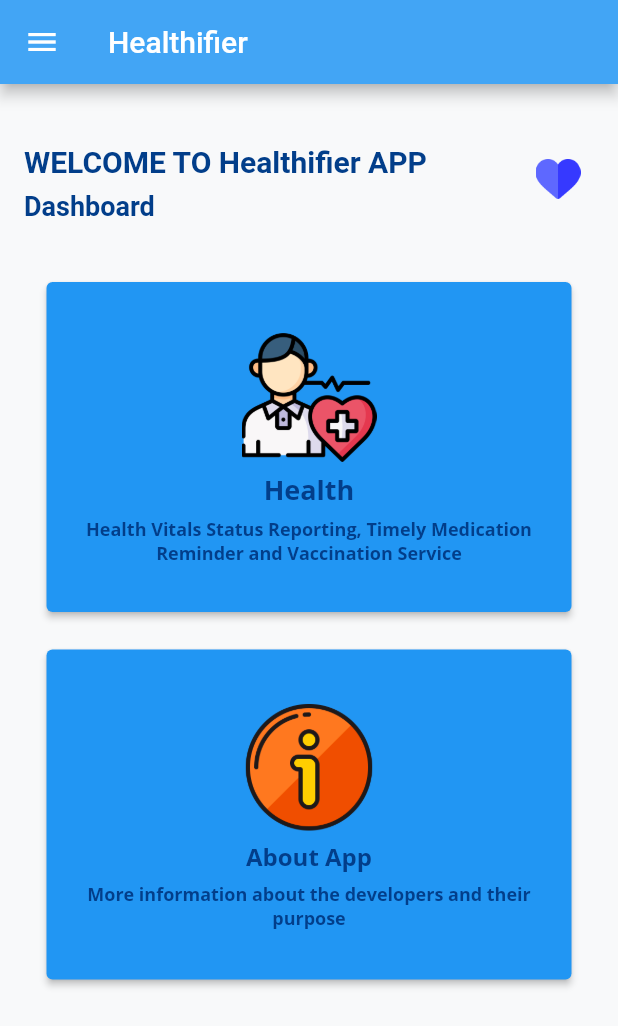
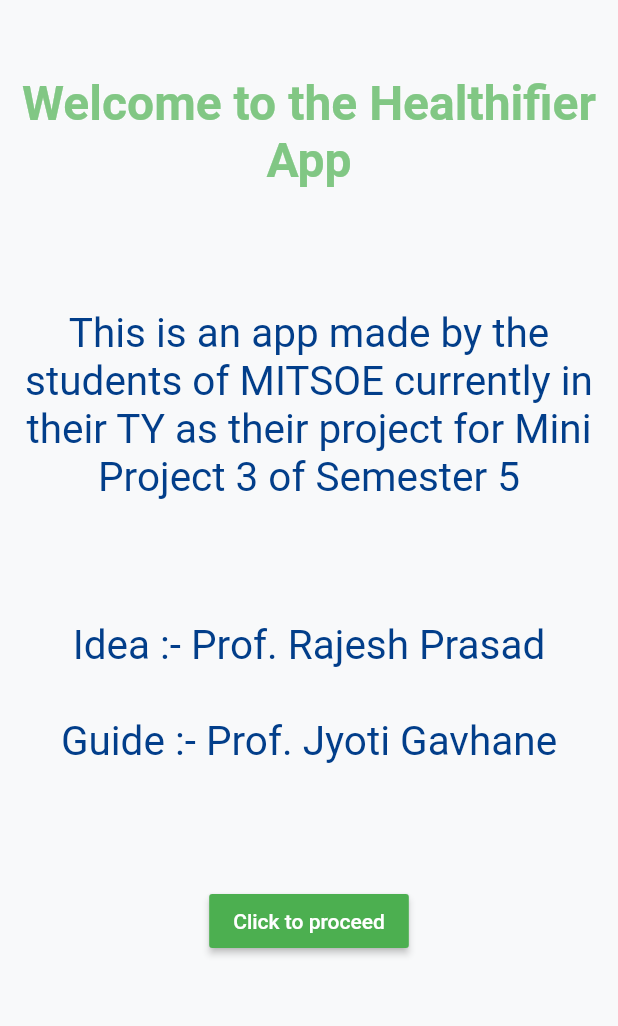
Before and after one commit to shivanisorte/Gruhini, a Flutter app: the screen it shows after launch, on a phone screen of 412 x 824 dp. Shown: the top 1026 px of the screen. Run offline on Flutter 3.47's test engine with Material 2 defaults, Android fonts, the phone set to English and light mode, and no system bars; our stand-ins replace google_fonts, shared_preferences.

Commit message:
Added intermediate screen to check for first time login

```diff
--- a/gruhini/lib/main.dart
+++ b/gruhini/lib/main.dart
@@ -4,6 +4,8 @@ import 'dart:async';
 import 'package:flutter/material.dart';
 import 'package:flutter/src/rendering/flex.dart';
 import 'package:google_fonts/google_fonts.dart';
+import 'package:shared_preferences/shared_preferences.dart';
+
 import 'AboutApp.dart';
 import 'VaccinationDashboard.dart';
 
@@ -23,8 +25,8 @@ class _MyHomePageState extends State<MyHomePage> {
     super.initState();
     Timer(
         Duration(seconds: 3),
-        () => Navigator.pushReplacement(
-            context, MaterialPageRoute(builder: (context) => SecondScreen())));
+        () => Navigator.pushReplacement(context,
+            MaterialPageRoute(builder: (context) => IntermediateScreen())));
   }
 
   @override
@@ -32,6 +34,85 @@ class _MyHomePageState extends State<MyHomePage> {
     return Container(
       color: Color(0xfff0f4ff),
       child: Image.asset('assets/images/homednobg.png'),
+    );
+  }
+}
+
+class IntermediateScreen extends StatelessWidget {
+  @override
+  Widget build(BuildContext context) {
+    return Scaffold(
+        backgroundColor: Color(0xfff8f9fa),
+        body: Column(
+          children: <Widget>[
+            SizedBox(
+              height: 50,
+            ),
+            Text(
+              "Welcome to the Healthifier App",
+              style: TextStyle(
+                color: Colors.green[300],
+                fontSize: 32,
+                fontWeight: FontWeight.bold,
+              ),
+              textAlign: TextAlign.center,
+            ),
+            SizedBox(
+              height: 80,
+            ),
+            Text(
+              "This is an app made by the students of MITSOE currently in their TY as their project for Mini Project 3 of Semester 5",
+              style: TextStyle(
+                color: Color(0xff023e8a),
+                fontSize: 27,
+              ),
+              textAlign: TextAlign.center,
+            ),
+            SizedBox(
+              height: 80,
+            ),
+            Text(
+              "Idea :- Prof. Rajesh Prasad\n\nGuide :- Prof. Jyoti Gavhane",
+              style: TextStyle(
+                color: Color(0xff023e8a),
+                fontSize: 27,
+              ),
+              textAlign: TextAlign.center,
+            ),
+            SizedBox(
+              height: 80,
+            ),
+            RaisedButton(
+                child: Text(
+                  "Click to proceed",
+                  style: TextStyle(color: Colors.white),
+                ),
+                color: Colors.green,
+                onPressed: () async {
+                  bool alreadyVisited = await getVisitedFlag();
+
+                  if (alreadyVisited) {
+                    Navigator.of(context).push(MaterialPageRoute(
+                        builder: (context) => SecondScreen()));
+                  } else {
+                    setVisitedFlag();
+                    Navigator.of(context).push(
+                        MaterialPageRoute(builder: (context) => LogInScreen()));
+                  }
+                })
+          ],
+        ));
+  }
+}
+
+class LogInScreen extends StatelessWidget {
+  @override
+  Widget build(BuildContext context) {
+    return Scaffold(
+      backgroundColor: Color(0xfff8f9fa),
+      appBar: AppBar(
+        title: Text("First Time Login"),
+      ),
     );
   }
 }
@@ -58,8 +139,8 @@ class SecondScreen extends StatelessWidget {
               children: <Widget>[
                 Column(
                   crossAxisAlignment: CrossAxisAlignment.start,
-                  children: <Widget>[
-                    Text("WELCOME TO Healthifier APP",
+                  children: const <Widget>[
+                    Text("WELCOME TO HEALTHIFIER APP",
                         style: TextStyle(
                             color: Color(0xff023e8a),
                             fontSize: 20,
@@ -257,3 +338,14 @@ class SecondScreen extends StatelessWidget {
     );
   }
 }
+
+setVisitedFlag() async {
+  SharedPreferences preferences = await SharedPreferences.getInstance();
+  preferences.setBool("alreadyVisited", true);
+}
+
+getVisitedFlag() async {
+  SharedPreferences preferences = await SharedPreferences.getInstance();
+  bool alreadyVisited = preferences.getBool("alreadyVisited") ?? false;
+  return alreadyVisited;
+}
```
Also changed, not shown: 1 other file.
